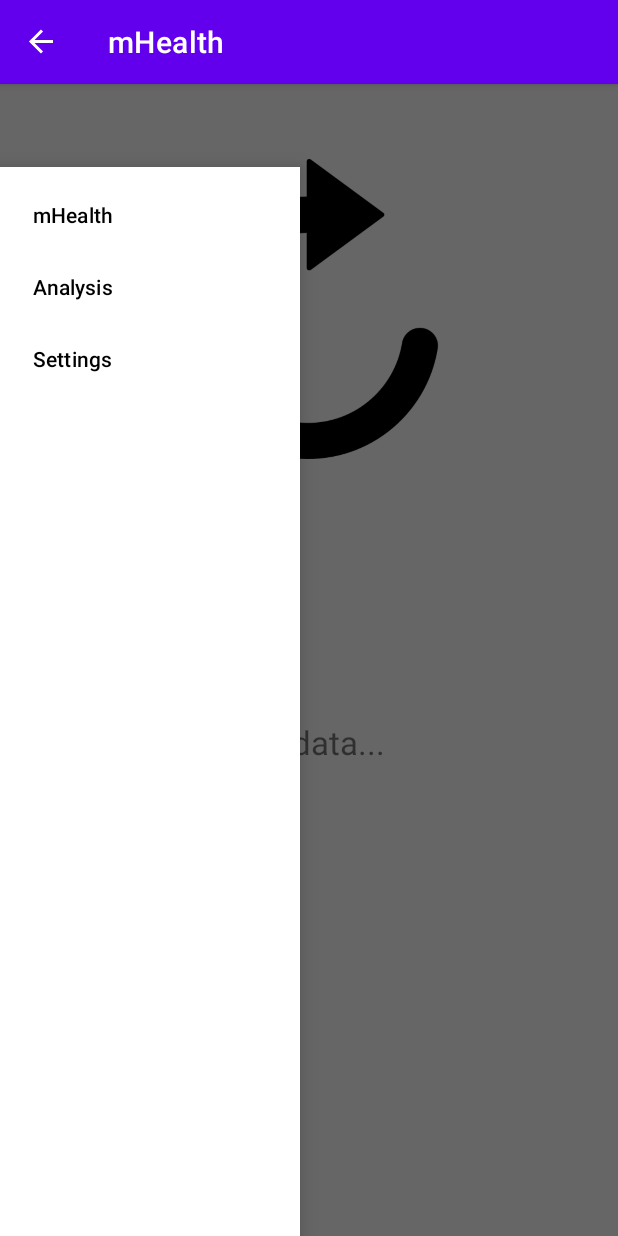
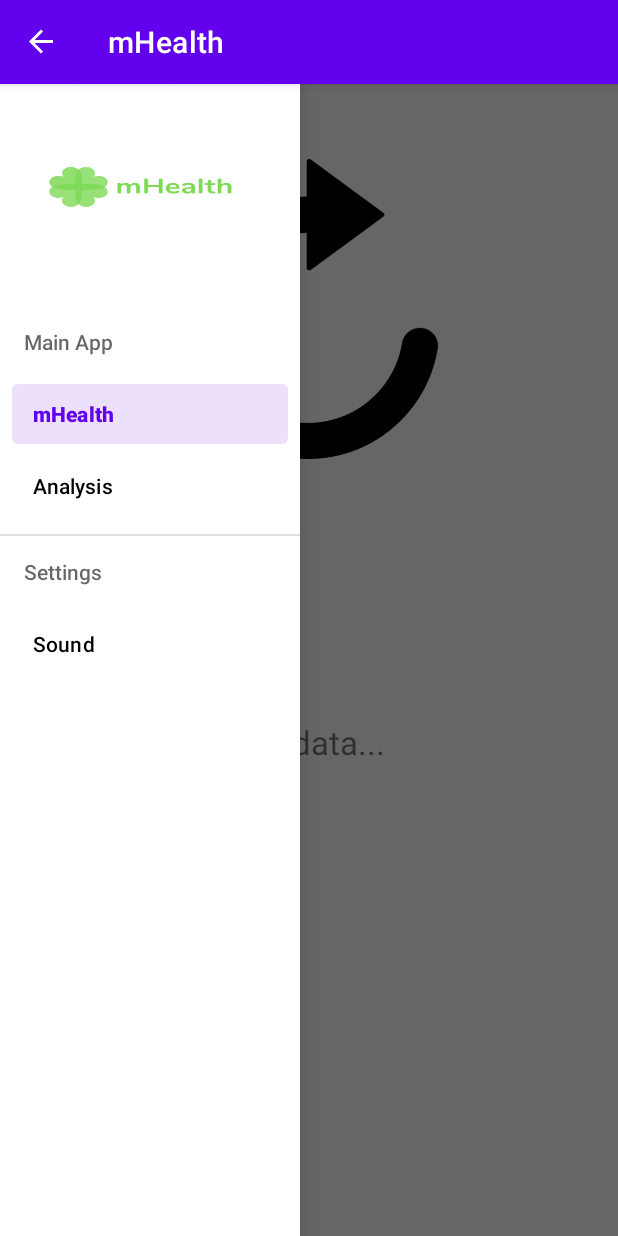
Before and after one commit to Zoltahn/mhealth-AR-App, an Android app: the screen it shows after launch (MainActivity), after a tap on "mHealth", on a phone screen of 412 x 824 dp. Run offline under Robolectric (Android 15) with nearby library versions, the phone set to English and light mode, and no system bars; 1 other tap on this screen came first.

Commit message:
FEAT: Add some feature
- add logo image onto menu screen
- add sound notification switch option onto menu
 - but switch shape is disappeared (issue)

- fix highlighting menu

```diff
--- a/app/src/main/java/com/example/myapplication/MainActivity.java
+++ b/app/src/main/java/com/example/myapplication/MainActivity.java
@@ -21,6 +21,7 @@ import android.view.View;
 import android.view.animation.Animation;
 import android.view.animation.AnimationUtils;
 import android.widget.Button;
+import android.widget.CompoundButton;
 import android.widget.ImageView;
 import android.widget.TextView;
 
@@ -43,6 +44,7 @@ public class MainActivity extends AppCompatActivity implements SensorEventListen
     private TextView frequencyText;
     private ImageView imageView;
     private Ringtone ringtone;
+    private boolean soundSwitch;
     private DrawerLayout drawerLayout;
     private ActionBarDrawerToggle toggle;
     private List<Float> accellX, accellY, accellZ;
@@ -95,6 +97,9 @@ public class MainActivity extends AppCompatActivity implements SensorEventListen
         drawerLayout.addDrawerListener(toggle);
         toggle.syncState();
         getSupportActionBar().setDisplayHomeAsUpEnabled(true);
+
+        // Sound Switch
+        soundSwitch = true;
 
         // Navigation Highlight
         NavigationView navigationView = this.findViewById(R.id.navigation_view);
@@ -238,18 +243,16 @@ public class MainActivity extends AppCompatActivity implements SensorEventListen
 
     // Change Activity
     public void changeActivity(MenuItem menuItem) {
-        switch (menuItem.getItemId()){
-            case R.id.analysis_activity:
+        if (menuItem.getItemId() == R.id.analysis_activity){
                 Intent intent = new Intent(this, AnalysingActivity.class);
                 startActivity(intent);
                 finish();
-                break;
-            case R.id.settings_activity:
-                intent = new Intent(this, SettingActivity.class);
-                startActivity(intent);
-                finish();
-                break;
         }
+    }
+
+    public void SwitchSound(View view) {
+        CompoundButton switchButton = (CompoundButton) view;
+        soundSwitch = switchButton.isChecked();
     }
 
     @Override
--- a/app/src/main/java/com/example/myapplication/SettingActivity.java
+++ b/app/src/main/java/com/example/myapplication/SettingActivity.java
@@ -30,9 +30,6 @@ public class SettingActivity extends AppCompatActivity {
         toggle.syncState();
         getSupportActionBar().setDisplayHomeAsUpEnabled(true);
 
-        // Navigation Highlight
-        NavigationView navigationView = this.findViewById(R.id.navigation_view);
-        navigationView.setCheckedItem(R.id.settings_activity);
     }
 
     // Change Activity
--- a/app/src/main/res/layout/activity_analysing.xml
+++ b/app/src/main/res/layout/activity_analysing.xml
@@ -114,10 +114,11 @@
 
     <com.google.android.material.navigation.NavigationView
         android:id="@+id/navigation_view"
+        app:headerLayout="@layout/header"
         android:layout_width="200dp"
         android:layout_height="match_parent"
-        android:layout_marginTop="55dp"
         android:layout_gravity="start"
+        app:insetForeground="@null"
         android:fitsSystemWindows="true"
         app:menu="@menu/content_menu"
         />
--- a/app/src/main/res/layout/activity_main.xml
+++ b/app/src/main/res/layout/activity_main.xml
@@ -60,10 +60,11 @@
 
     <com.google.android.material.navigation.NavigationView
         android:id="@+id/navigation_view"
+        app:headerLayout="@layout/header"
         android:layout_width="200dp"
         android:layout_height="match_parent"
-        android:layout_marginTop="55dp"
         android:layout_gravity="start"
+        app:insetForeground="@null"
         android:fitsSystemWindows="true"
         app:menu="@menu/content_menu"
         />
--- /dev/null
+++ b/app/src/main/res/layout/header.xml
@@ -0,0 +1,14 @@
+<?xml version="1.0" encoding="utf-8"?>
+<LinearLayout xmlns:android="http://schemas.android.com/apk/res/android"
+    android:orientation="vertical"
+    android:layout_width="match_parent"
+    android:layout_height="140dp"
+    android:gravity="center">
+
+    <ImageView
+        android:layout_width="200dp"
+        android:layout_height="wrap_content"
+        android:background="@drawable/logo"
+        />
+
+</LinearLayout>
--- a/app/src/main/res/menu/content_menu.xml
+++ b/app/src/main/res/menu/content_menu.xml
@@ -1,6 +1,11 @@
 <?xml version="1.0" encoding="utf-8"?>
 <menu xmlns:app="http://schemas.android.com/apk/res-auto"
     xmlns:android="http://schemas.android.com/apk/res/android">
+    <item android:title="Main App">
+        <menu>
+            <group
+                android:checkable="true"
+                android:checkableBehavior="single">
                 <item
                     android:id="@+id/main_activity"
                     android:title="mHealth"
@@ -9,8 +14,17 @@
                     android:id="@+id/analysis_activity"
                     android:title="Analysis"
                     android:onClick="changeActivity"/>
+            </group>
+        </menu>
+    </item>
+    <item android:title="Settings">
+        <menu>
             <item
-        android:id="@+id/settings_activity"
-        android:title="Settings"
-        android:onClick="changeActivity"/>
+                android:id="@+id/setting_sound"
+                android:title="Sound"
+                android:actionLayout="@layout/sound_notification_switch">
+            </item>
         </menu>
+    </item>
+
+</menu>
```
Also changed, not shown: app/src/main/java/com/example/myapplication/AnalysingActivity.java (+1 -8 lines), app/src/main/res/layout/sound_notification_switch.xml (added, +10 -0 lines), app/src/main/res/drawable/logo.png (added). Lines whose indentation alone changed are shown as unchanged.
